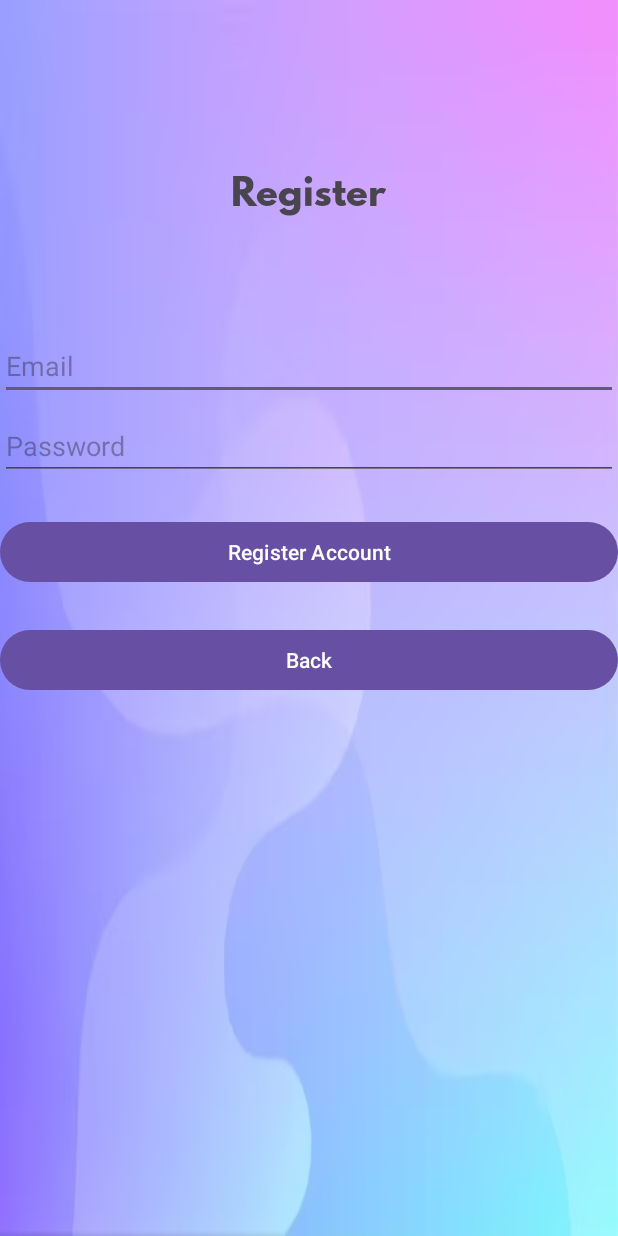
After one commit to Alexhamilton1221/Personal_Finance_Project, an Android app: the RegisterActivity screen opened directly, with no data from a screen before it, on a phone screen of 412 x 824 dp. The commit adds this screen. Run offline under Robolectric (Android 15) with nearby library versions, the phone set to English and light mode, and no system bars; our stand-ins replace Firebase (no records; nobody signed in at launch, a user with empty details on screens opened directly).

Commit message:
Add RegisterActivity and functionality.

```diff
--- a/app/src/main/AndroidManifest.xml
+++ b/app/src/main/AndroidManifest.xml
@@ -13,6 +13,9 @@
         android:theme="@style/Theme.Personal_Finance_Project"
         tools:targetApi="31" >
         <activity
+            android:name=".RegisterActivity"
+            android:exported="false" />
+        <activity
             android:name=".MainActivity"
             android:exported="true" >
             <intent-filter>
--- /dev/null
+++ b/app/src/main/java/com/example/personal_finance_project/RegisterActivity.java
@@ -0,0 +1,82 @@
+package com.example.personal_finance_project;
+
+import androidx.annotation.NonNull;
+import androidx.appcompat.app.AppCompatActivity;
+
+import android.content.Intent;
+import android.os.Bundle;
+import android.view.View;
+import android.widget.Button;
+import android.widget.EditText;
+import android.widget.Toast;
+
+import com.google.android.gms.tasks.OnCompleteListener;
+import com.google.android.gms.tasks.Task;
+import com.google.firebase.auth.AuthResult;
+import com.google.firebase.auth.FirebaseAuth;
+import com.google.firebase.auth.FirebaseUser;
+
+
+public class RegisterActivity extends AppCompatActivity {
+
+    private EditText userName, userPassword;
+    private Button register,back;
+    private FirebaseAuth firebaseAuth;
+
+
+    @Override
+    protected void onCreate(Bundle savedInstanceState) {
+        super.onCreate(savedInstanceState);
+        setContentView(R.layout.activity_register);
+        // Set IDs for widgets
+        setupUIViews();
+        // Instance of Firebase
+        firebaseAuth = FirebaseAuth.getInstance();
+
+        register.setOnClickListener(new View.OnClickListener() {
+            @Override
+            public void onClick(View view) {
+                String username=userName.getText().toString(); String password=userPassword.getText().toString();
+                if (AuthenticationFunctions.validate(username,password)) {
+                    register_user(username,password);
+                }
+            }
+        });
+
+        back.setOnClickListener(new View.OnClickListener() {
+            @Override
+            public void onClick(View view) {
+                startActivity(new Intent(RegisterActivity.this, MainActivity.class));
+
+            }
+        });
+
+    }
+
+    private void setupUIViews(){
+        userName = (EditText) findViewById(R.id.email_entry_register);
+        userPassword = (EditText) findViewById(R.id.password_entry_register);
+        register = (Button) findViewById(R.id.buttonRegister);
+        back = (Button) findViewById(R.id.buttonBack);
+    }
+
+   private void register_user(String username, String password) {
+       if (!AuthenticationFunctions.isValidEmail(username)) {
+           Toast.makeText(RegisterActivity.this, "Invalid email format.", Toast.LENGTH_SHORT).show();
+           return;
+       }
+        firebaseAuth.createUserWithEmailAndPassword(username, password)
+                .addOnCompleteListener(new OnCompleteListener<AuthResult>() {
+                    @Override
+                    public void onComplete(@NonNull Task<AuthResult> task) {
+                        if (task.isSuccessful()) {
+                            Toast.makeText(RegisterActivity.this, "Registered an account with email.", Toast.LENGTH_SHORT).show();
+                            startActivity(new Intent(RegisterActivity.this, MainActivity.class));
+                        } else {
+                            AuthenticationFunctions.showErrorMessage(RegisterActivity.this, task.getException().getMessage());
+                        }
+                    }
+                });
+    }
+
+}
--- /dev/null
+++ b/app/src/main/res/layout/activity_register.xml
@@ -0,0 +1,80 @@
+<?xml version="1.0" encoding="utf-8"?>
+<androidx.constraintlayout.widget.ConstraintLayout
+    xmlns:android="http://schemas.android.com/apk/res/android"
+    xmlns:tools="http://schemas.android.com/tools"
+    xmlns:app="http://schemas.android.com/apk/res-auto"
+    android:layout_width="match_parent"
+    android:layout_height="match_parent"
+    tools:context=".RegisterActivity"
+    android:background="@drawable/login"
+    >
+
+  <!-- Title Text -->
+  <TextView
+      android:id="@+id/textViewTitleReg"
+      android:layout_width="wrap_content"
+      android:layout_height="wrap_content"
+      android:text="Register"
+      android:textSize="24sp"
+      app:fontFamily="@font/spartanbold"
+      app:layout_constraintBottom_toBottomOf="parent"
+      app:layout_constraintEnd_toEndOf="parent"
+      app:layout_constraintHorizontal_bias="0.498"
+      app:layout_constraintStart_toStartOf="parent"
+      app:layout_constraintTop_toTopOf="parent"
+      app:layout_constraintVertical_bias="0.138" />
+
+  <!-- Email Entry -->
+  <EditText
+      android:id="@+id/email_entry_register"
+      android:layout_width="0dp"
+      android:layout_height="wrap_content"
+      android:layout_marginTop="75dp"
+      android:layout_marginBottom="8dp"
+      android:ems="10"
+      android:inputType="text"
+      android:hint="Email"
+      app:layout_constraintBottom_toTopOf="@+id/password_entry_register"
+      app:layout_constraintEnd_toEndOf="parent"
+      app:layout_constraintStart_toStartOf="parent"
+      app:layout_constraintTop_toBottomOf="@+id/textViewTitleReg" />
+
+  <!-- Password Entry -->
+  <EditText
+      android:id="@+id/password_entry_register"
+      android:layout_width="0dp"
+      android:layout_height="wrap_content"
+      android:layout_marginTop="8dp"
+      android:layout_marginBottom="16dp"
+      android:ems="10"
+      android:inputType="textPassword"
+      android:hint="Password"
+      app:layout_constraintEnd_toEndOf="parent"
+      app:layout_constraintStart_toStartOf="parent"
+      app:layout_constraintTop_toBottomOf="@+id/email_entry_register" />
+
+  <Button
+      android:id="@+id/buttonRegister"
+      android:layout_width="0dp"
+      android:layout_height="wrap_content"
+      android:layout_marginTop="24dp"
+      android:layout_marginBottom="8dp"
+      android:text="Register Account"
+      app:layout_constraintEnd_toEndOf="parent"
+      app:layout_constraintStart_toStartOf="parent"
+      app:layout_constraintTop_toBottomOf="@+id/password_entry_register" />
+
+  <Button
+      android:id="@+id/buttonBack"
+      android:layout_width="0dp"
+      android:layout_height="wrap_content"
+      android:layout_marginTop="24dp"
+      android:layout_marginBottom="8dp"
+      android:text="Back"
+      app:layout_constraintEnd_toEndOf="parent"
+      app:layout_constraintStart_toStartOf="parent"
+      app:layout_constraintTop_toBottomOf="@+id/buttonRegister" />
+
+
+
+</androidx.constraintlayout.widget.ConstraintLayout>
```
Also changed, not shown: app/src/main/java/com/example/personal_finance_project/AuthenticationFunctions.java (added, +38 -0 lines), app/src/main/java/com/example/personal_finance_project/MainActivity.java (+18 -19 lines), app/src/main/res/layout/activity_main.xml (+16 -27 lines).
